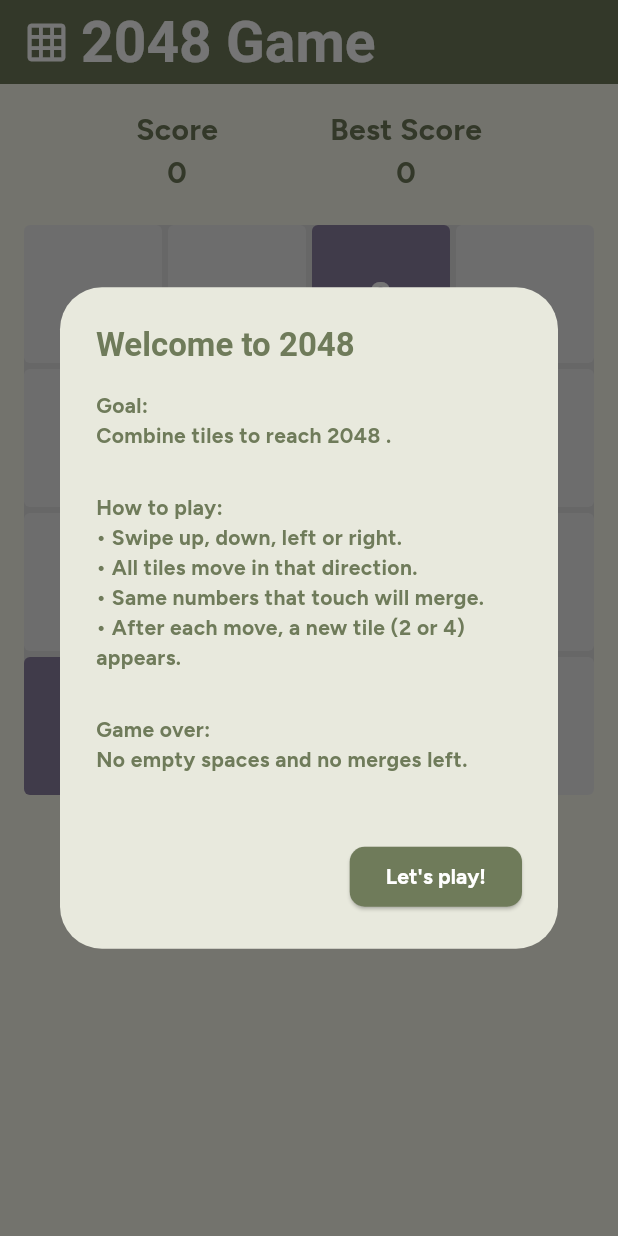
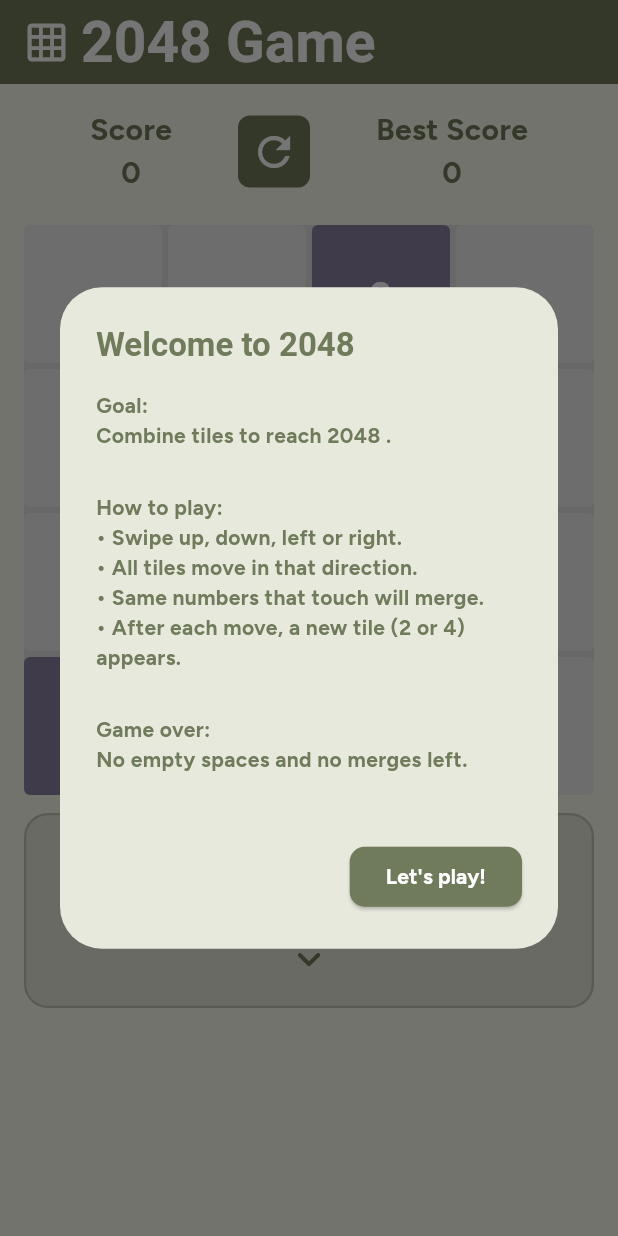
Before and after one commit to mareerray/twenty-forty-eight, a Flutter app: the screen it shows after launch, on a phone screen of 412 x 824 dp. Run offline on Flutter 3.47's test engine with Material 3 defaults, Android fonts, the light colour scheme and no system bars; our stand-ins replace google_fonts.

Commit message:
Refactor GameScreen: Enhance welcome dialog display logic and improve swipe handling; add restart button and adjust UI layout

```diff
--- a/lib/game_screen.dart
+++ b/lib/game_screen.dart
@@ -49,6 +49,37 @@ Color _getTileColor(int value) {
       // #5d4a7d, #6a7d4a, #764a7d, #4a517d
     }
   }
+
+  // ✅ Extracted swipe handler — used by both grid and swipe pad
+  void _handleSwipe(DragEndDetails details) async {
+    if (_isMoving) return;
+
+    double dx = details.velocity.pixelsPerSecond.dx;
+    double dy = details.velocity.pixelsPerSecond.dy;
+
+    if (dx.abs() < 100 && dy.abs() < 100) return;
+
+    _isMoving = true;
+
+    if (dx.abs() > dy.abs()) {
+      if (dx > 0) {
+        gameModel.moveRight();
+      } else {
+        gameModel.moveLeft();
+      }
+    } else {
+      if (dy > 0) {
+        gameModel.moveDown();
+      } else {
+        gameModel.moveUp();
+      }
+    }
+
+    setState(() {});
+    await Future.delayed(const Duration(milliseconds: 300));
+    _isMoving = false;
+  }
+
 
   void _showWelcomeDialog() {
     showDialog(
@@ -138,11 +169,22 @@ Color _getTileColor(int value) {
                   Text(gameModel.score.toString(), style: GoogleFonts.figtree(fontSize: 20, fontWeight: FontWeight.bold))
                 ]
               ),
-              // Column(
-              //   children: [
-              //     Text('|', style: GoogleFonts.figtree(fontSize: 30)),
-              //   ],
-              // ),
+              // Restart icon button
+              Container(
+                decoration: BoxDecoration(
+                  color: Theme.of(context).colorScheme.primary,
+                  borderRadius: BorderRadius.circular(8),
+                ),
+                child: IconButton(
+                  onPressed: () {
+                    gameModel.startGame();
+                    setState(() {});
+                  },
+                  icon: const Icon(Icons.refresh, color: Colors.white),
+                  iconSize: 32,
+                  tooltip: 'Restart', // shows a label on long press — good UX!
+                ),
+              ),
               Column(
                 children: [
                   Text('Best Score', style: GoogleFonts.figtree(fontSize: 20, fontWeight: FontWeight.bold)),
@@ -158,45 +200,19 @@ Color _getTileColor(int value) {
           ConstrainedBox(
             constraints: const BoxConstraints(
               maxWidth: 400,
-              maxHeight: 700,
+              maxHeight: 500,
             ),
-            child: AspectRatio(
-              aspectRatio: 1.0, // square
 
             // =========== The grid container ======================
+            // ✅ One GestureDetector covers BOTH grid and swipe pad
             child: GestureDetector(
-                onPanEnd: (DragEndDetails details) async {
-                    // BLOCK if already moving
-                    if (_isMoving) return;
+              onPanEnd: _handleSwipe, // use the extracted method from before
+              child: Column(
+                children: [
 
-                    double dx = details.velocity.pixelsPerSecond.dx;
-                    double dy = details.velocity.pixelsPerSecond.dy;
-
-                    if (dx.abs() < 100 && dy.abs() < 100) return;
-
-                    _isMoving = true;  // LOCK
-
-                    // Do ONE move
-                    if (dx.abs() > dy.abs()) {
-                      if (dx > 0) {
-                        gameModel.moveRight();
-                      } else {
-                        gameModel.moveLeft();
-                      }
-                    } else {
-                      if (dy > 0) {
-                        gameModel.moveDown();
-                      } else {
-                        gameModel.moveUp();
-                      }
-                    }
-
-                    setState(() {});
-
-                    // Unlock after 300ms (fast!)
-                    await Future.delayed(Duration(milliseconds: 300));
-                    _isMoving = false;
-                  },
+                  // ── Grid (square) ──────────────────────────────
+                  AspectRatio(
+                    aspectRatio: 1.0,
                     child: Container(
                       decoration: BoxDecoration(
                         color: Colors.grey[300],
@@ -214,7 +230,6 @@ Color _getTileColor(int value) {
                           int row = index ~/ 4;
                           int col = index % 4;
                           int? value = gameModel.grid[row][col];
-
                           return Container(
                             decoration: BoxDecoration(
                               color: value == null ? Colors.grey[200] : _getTileColor(value),
@@ -235,27 +250,54 @@ Color _getTileColor(int value) {
                       ),
                     ),
                   ),
+
+                  const SizedBox(height: 12),
+
+                  // ── Swipe Pad ──────────────────────────────────
+                  Container(
+                    width: double.infinity,
+                    height: 130,
+                    decoration: BoxDecoration(
+                      color: Theme.of(context).colorScheme.primary.withValues(alpha:0.15),
+                      borderRadius: BorderRadius.circular(16),
+                      border: Border.all(
+                        color: Theme.of(context).colorScheme.primary.withValues(alpha:0.3),
+                        width: 1.5,
                       ),
                     ),
-
-          const SizedBox(height: 30),
-
-          // Restart button
-          ElevatedButton(
-            style: ElevatedButton.styleFrom(
-              backgroundColor: Theme.of(context).colorScheme.primary,
-              foregroundColor: Colors.white,
-              shape: RoundedRectangleBorder(
-                borderRadius: BorderRadius.circular(10),
+                    child: Column(
+                      mainAxisAlignment: MainAxisAlignment.center,
+                      children: [
+                        Icon(Icons.keyboard_arrow_up_rounded,
+                            size: 32, color: Theme.of(context).colorScheme.primary),
+                        Row(
+                          mainAxisAlignment: MainAxisAlignment.center,
+                          children: [
+                            Icon(Icons.keyboard_arrow_left_rounded,
+                                size: 32, color: Theme.of(context).colorScheme.primary),
+                            const SizedBox(width: 12),
+                            Text(
+                              'SWIPE',
+                              style: GoogleFonts.figtree(
+                                fontSize: 13,
+                                fontWeight: FontWeight.bold,
+                                color: Theme.of(context).colorScheme.primary.withOpacity(0.6),
+                                letterSpacing: 2,
                               ),
                             ),
-
-            onPressed: () {
-              gameModel.startGame();
-              setState(() {});
-            },
-            child: Text('Restart',
-              style: GoogleFonts.figtree(fontSize: 18, fontWeight: FontWeight.bold, color: Colors.white)),
+                            const SizedBox(width: 12),
+                            Icon(Icons.keyboard_arrow_right_rounded,
+                                size: 32, color: Theme.of(context).colorScheme.primary),
+                          ],
+                        ),
+                        Icon(Icons.keyboard_arrow_down_rounded,
+                            size: 32, color: Theme.of(context).colorScheme.primary),
+                      ],
+                    ),
+                  ),
+                ],
+              ),
+            ),
           ),
         ],
       ),
```
Lines whose indentation alone changed are shown as unchanged.
